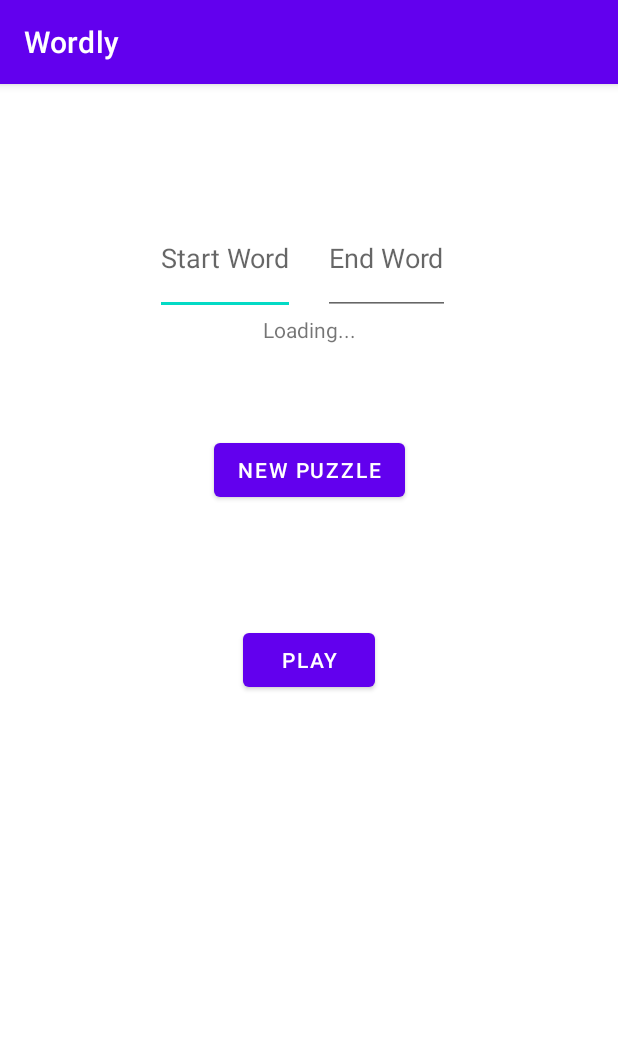
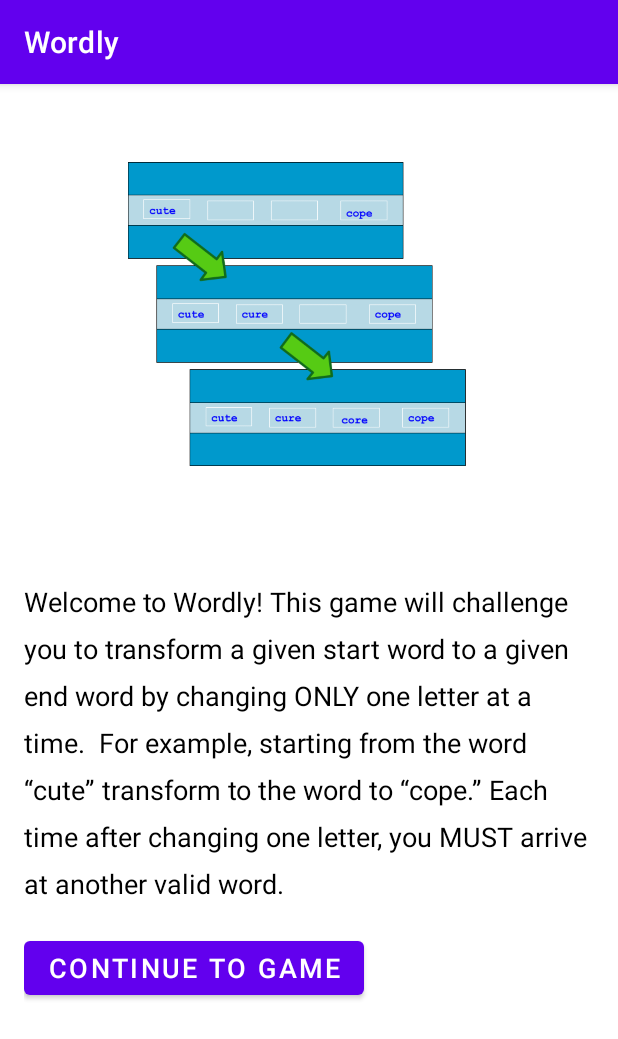
Before and after one commit to livlyoung/Wordly, an Android app: the screen it shows after launch (MainActivity before the commit, InstructionsPage after it), on a phone screen of 412 x 824 dp. Shown: the top 1039 px of the screen. Run offline under Robolectric (Android 15) with nearby library versions, the phone set to English and light mode, and no system bars; 1 statement that could not run was skipped.

Commit message:
added instructions page, will only show on first launch

```diff
--- a/app/src/main/AndroidManifest.xml
+++ b/app/src/main/AndroidManifest.xml
@@ -9,11 +9,14 @@
         android:dataExtractionRules="@xml/data_extraction_rules"
         android:fullBackupContent="@xml/backup_rules"
         android:icon="@mipmap/ic_wordly_launcher"
+        android:label="@string/app_name"
         android:roundIcon="@mipmap/ic_wordly_launcher_round"
-        android:label="@string/app_name"
         android:supportsRtl="true"
         android:theme="@style/Theme.Wordly"
         tools:targetApi="31">
+        <activity
+            android:name=".InstructionsPage"
+            android:exported="false" />
         <activity
             android:name=".Game"
             android:configChanges="orientation|screenSize"
--- /dev/null
+++ b/app/src/main/java/edu/fandm/teamyellowstone/wordly/InstructionsPage.java
@@ -0,0 +1,32 @@
+package edu.fandm.teamyellowstone.wordly;
+
+import androidx.appcompat.app.AppCompatActivity;
+
+import android.content.Intent;
+import android.os.Bundle;
+import android.view.View;
+import android.widget.Button;
+
+public class InstructionsPage extends AppCompatActivity {
+
+    @Override
+    public void onBackPressed() {
+        super.onBackPressed();
+        finishAffinity();
+    }
+
+    @Override
+    protected void onCreate(Bundle savedInstanceState) {
+        super.onCreate(savedInstanceState);
+        setContentView(R.layout.activity_instructions_page);
+
+        Button continueToGame = (Button) findViewById(R.id.continue_button);
+        continueToGame.setOnClickListener(new View.OnClickListener() {
+            @Override
+            public void onClick(View view) {
+                Intent i = new Intent(getApplicationContext(), MainActivity.class);
+                startActivity(i);
+            }
+        });
+    }
+}
--- a/app/src/main/java/edu/fandm/teamyellowstone/wordly/MainActivity.java
+++ b/app/src/main/java/edu/fandm/teamyellowstone/wordly/MainActivity.java
@@ -89,6 +89,8 @@ public class MainActivity extends AppCompatActivity {
         if (prefs.getBoolean(IS_FIRST_TIME_LAUNCH, true)) {
             // The app is being launched for the first time
             prefs.edit().putBoolean(IS_FIRST_TIME_LAUNCH, false).apply();
+            Intent i = new Intent(getApplicationContext(), InstructionsPage.class);
+            startActivity(i);
 
             // Do your first time operations here
         }
--- /dev/null
+++ b/app/src/main/res/layout/activity_instructions_page.xml
@@ -0,0 +1,41 @@
+<LinearLayout
+    xmlns:android="http://schemas.android.com/apk/res/android"
+    android:orientation="vertical"
+    android:layout_width="match_parent"
+    android:layout_height="match_parent"
+    android:padding="16dp">
+
+    <!-- Image View to display the instructions image -->
+    <ImageView
+        android:id="@+id/instructions_image"
+        android:layout_width="match_parent"
+        android:layout_height="wrap_content"
+        android:src="@drawable/instruction_image"
+        android:adjustViewBounds="true"
+        android:scaleType="centerCrop"
+        android:layout_marginBottom="16dp"/>
+
+    <!-- Text View to display the instructions message -->
+    <TextView
+        android:id="@+id/instructions_text"
+        android:layout_width="match_parent"
+        android:layout_height="wrap_content"
+        android:text="Welcome to Wordly! This game will challenge you to transform a given start word to a given end word by changing ONLY one letter at a time.  For example, starting from the word “cute” transform to the word to “cope.” Each time after changing one letter, you MUST arrive at another valid word."
+        android:textColor="@android:color/black"
+        android:textSize="18sp"
+        android:lineSpacingExtra="10sp"
+        android:layout_marginBottom="20dp"
+        android:layout_marginTop="16dp"/>
+
+    <!-- Button to continue to the game -->
+    <Button
+        android:id="@+id/continue_button"
+        android:layout_width="wrap_content"
+        android:layout_height="wrap_content"
+        android:text="Continue to Game"
+        android:textColor="@android:color/white"
+        android:paddingStart="16dp"
+        android:paddingEnd="16dp"
+        android:textSize="18sp"/>
+
+</LinearLayout>
```
Also changed, not shown: app/src/main/res/drawable/instruction_image.png (added).
